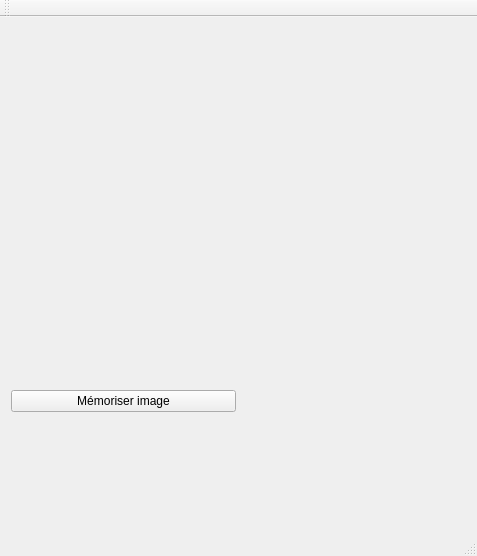
The window that mainwindow.ui (VincentBattu/trebuchet) describes before a commit, drawn with Qt 5.
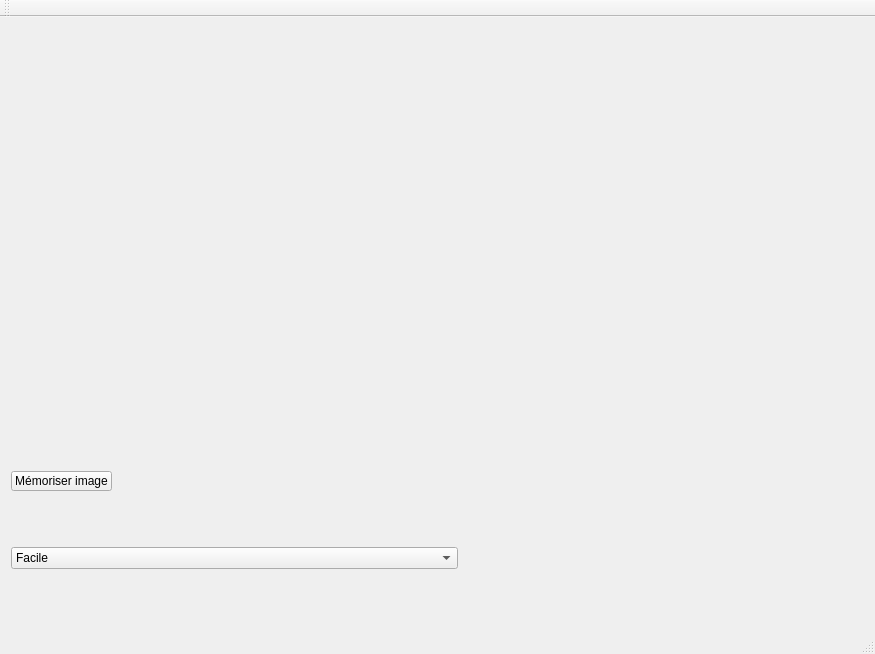
The same window after the commit. Custom widgets are drawn as their Qt base class.

Commit message: connect combo box avec position aléatoire cible

What changed in the file:
```diff
--- a/mainwindow.ui
+++ b/mainwindow.ui
@@ -6,10 +6,16 @@
    <rect>
     <x>0</x>
     <y>0</y>
-    <width>477</width>
-    <height>556</height>
+    <width>875</width>
+    <height>654</height>
    </rect>
   </property>
+  <property name="sizePolicy">
+   <sizepolicy hsizetype="Maximum" vsizetype="Maximum">
+    <horstretch>0</horstretch>
+    <verstretch>0</verstretch>
+   </sizepolicy>
+  </property>
   <property name="windowTitle">
    <string>MainWindow</string>
   </property>
@@ -17,6 +23,12 @@
    <layout class="QVBoxLayout" name="verticalLayout_2">
     <item>
      <widget class="GLWindow" name="widget" native="true">
+      <property name="sizePolicy">
+       <sizepolicy hsizetype="Expanding" vsizetype="Expanding">
+        <horstretch>0</horstretch>
+        <verstretch>0</verstretch>
+       </sizepolicy>
+      </property>
       <property name="minimumSize">
        <size>
         <width>200</width>
@@ -31,21 +43,64 @@
        <layout class="QVBoxLayout" name="verticalLayout">
         <item>
          <widget class="QPushButton" name="save">
+          <property name="sizePolicy">
+           <sizepolicy hsizetype="Maximum" vsizetype="Fixed">
+            <horstretch>0</horstretch>
+            <verstretch>0</verstretch>
+           </sizepolicy>
+          </property>
+          <property name="maximumSize">
+           <size>
+            <width>16777215</width>
+            <height>20</height>
+           </size>
+          </property>
           <property name="text">
            <string>Mémoriser image</string>
           </property>
          </widget>
         </item>
+        <item>
+         <widget class="QComboBox" name="difficulty">
+          <item>
+           <property name="text">
+            <string>Facile</string>
+           </property>
+          </item>
+          <item>
+           <property name="text">
+            <string>Moyen</string>
+           </property>
+          </item>
+          <item>
+           <property name="text">
+            <string>Difficile</string>
+           </property>
+          </item>
+         </widget>
+        </item>
        </layout>
       </item>
       <item>
        <widget class="QLabel" name="camera">
+        <property name="sizePolicy">
+         <sizepolicy hsizetype="Preferred" vsizetype="Preferred">
+          <horstretch>0</horstretch>
+          <verstretch>0</verstretch>
+         </sizepolicy>
+        </property>
         <property name="minimumSize">
          <size>
           <width>200</width>
           <height>200</height>
          </size>
         </property>
+        <property name="maximumSize">
+         <size>
+          <width>400</width>
+          <height>200</height>
+         </size>
+        </property>
         <property name="text">
          <string/>
         </property>
```
Left out of the diff: 6 changed lines with no effect on the pictures. The commit also changes 5 other files.
